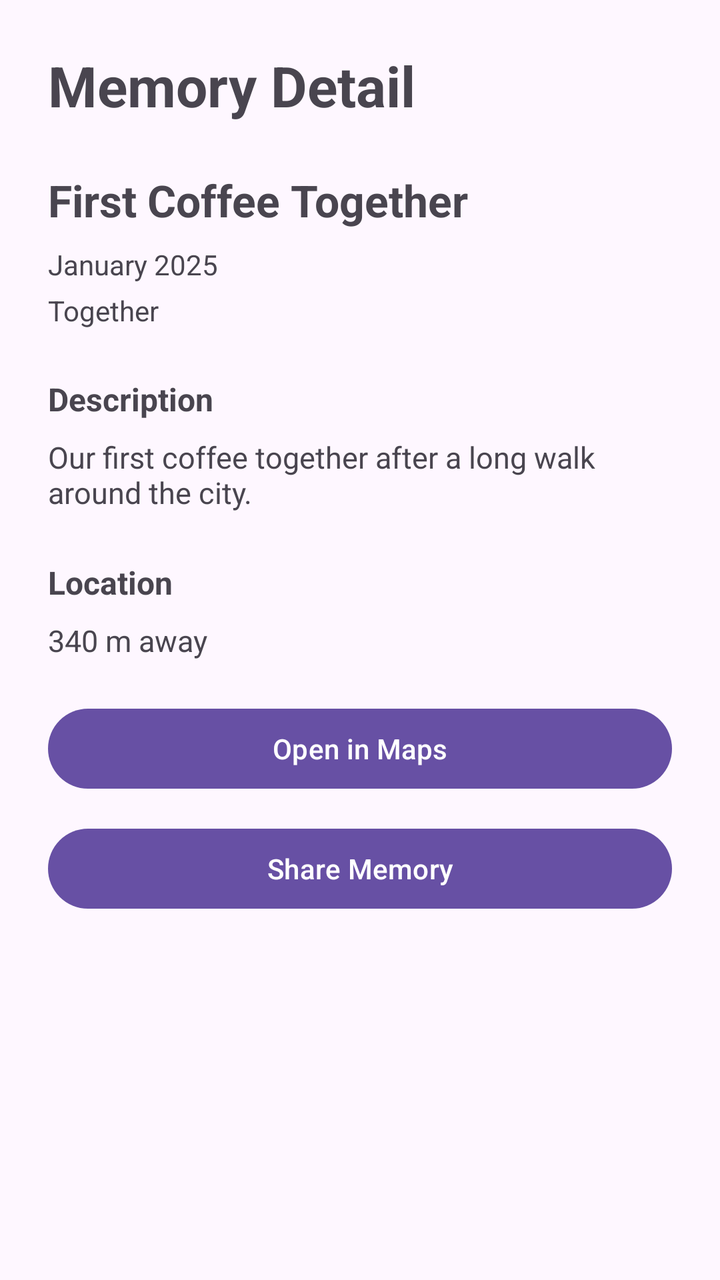
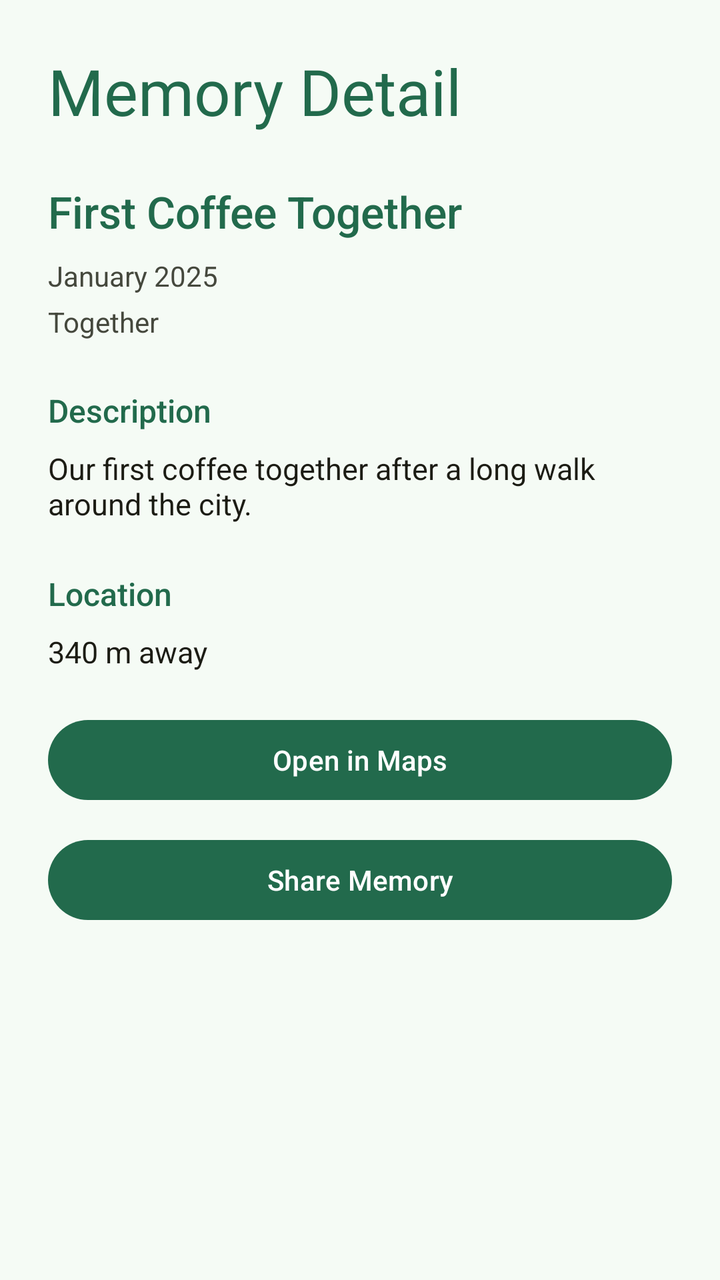

Screens rendered from an Android XML layout before and after an edit, with the pre-edit source and the edit as a unified diff.
<!-- AndroidManifest.xml: application theme Theme.MemoryLane -->
<!-- res/layout/activity_memory_detail.xml -->
<?xml version="1.0" encoding="utf-8"?>
<androidx.constraintlayout.widget.ConstraintLayout xmlns:android="http://schemas.android.com/apk/res/android"
    xmlns:app="http://schemas.android.com/apk/res-auto"
    xmlns:tools="http://schemas.android.com/tools"
    android:id="@+id/main"
    android:layout_width="match_parent"
    android:layout_height="match_parent"
    tools:context=".MemoryDetailActivity">

    <ScrollView
        android:layout_width="0dp"
        android:layout_height="0dp"
        app:layout_constraintBottom_toBottomOf="parent"
        app:layout_constraintEnd_toEndOf="parent"
        app:layout_constraintStart_toStartOf="parent"
        app:layout_constraintTop_toTopOf="parent">

        <LinearLayout
            android:layout_width="match_parent"
            android:layout_height="wrap_content"
            android:orientation="vertical"
            android:padding="24dp" >

            <TextView
                android:id="@+id/textMemoryDetailTitle"
                android:layout_width="match_parent"
                android:layout_height="wrap_content"
                android:text="Memory Detail"
                android:textSize="28sp"
                android:textStyle="bold" />

            <TextView
                android:id="@+id/textMemoryTitle"
                android:layout_width="match_parent"
                android:layout_height="wrap_content"
                android:layout_marginTop="24dp"
                android:text="First Coffee Together"
                android:textSize="22sp"
                android:textStyle="bold" />

            <TextView
                android:id="@+id/textMemoryDate"
                android:layout_width="match_parent"
                android:layout_height="wrap_content"
                android:layout_marginTop="8dp"
                android:text="January 2025"
                android:textSize="14sp" />

            <TextView
                android:id="@+id/textMemoryCategory"
                android:layout_width="match_parent"
                android:layout_height="wrap_content"
                android:layout_marginTop="4dp"
                android:text="Together"
                android:textSize="14sp" />

            <TextView
                android:id="@+id/textDescriptionLabel"
                android:layout_width="match_parent"
                android:layout_height="wrap_content"
                android:layout_marginTop="24dp"
                android:text="Description"
                android:textSize="16sp"
                android:textStyle="bold" />

            <TextView
                android:id="@+id/textMemoryDescription"
                android:layout_width="match_parent"
                android:layout_height="wrap_content"
                android:layout_marginTop="8dp"
                android:text="Our first coffee together after a long walk around the city."
                android:textSize="15sp" />

            <TextView
                android:id="@+id/textLocationLabel"
                android:layout_width="match_parent"
                android:layout_height="wrap_content"
                android:layout_marginTop="24dp"
                android:text="Location"
                android:textSize="16sp"
                android:textStyle="bold" />

            <TextView
                android:id="@+id/textMemoryDistance"
                android:layout_width="match_parent"
                android:layout_height="wrap_content"
                android:layout_marginTop="8dp"
                android:text="340 m away"
                android:textSize="15sp" />

            <Button
                android:id="@+id/buttonOpenMaps"
                android:layout_width="match_parent"
                android:layout_height="wrap_content"
                android:layout_marginTop="20dp"
                android:minHeight="48dp"
                android:text="Open in Maps" />

            <Button
                android:id="@+id/buttonShareMemory"
                android:layout_width="match_parent"
                android:layout_height="wrap_content"
                android:layout_marginTop="12dp"
                android:minHeight="48dp"
                android:text="Share Memory" />
        </LinearLayout>
    </ScrollView>
</androidx.constraintlayout.widget.ConstraintLayout>
<!-- resources referenced by this layout -->
<resources>
  <style name="Base.Theme.MemoryLane" parent="Theme.Material3.DayNight.NoActionBar">
          
          
      </style>
  <!-- unchanged entries left out for length: 1 -->
</resources>

<!-- the commit's change to res/layout/activity_memory_detail.xml (unified diff, before → after) -->
@@ -5,6 +5,7 @@
     android:id="@+id/main"
     android:layout_width="match_parent"
     android:layout_height="match_parent"
+    android:background="?android:attr/colorBackground"
     tools:context=".MemoryDetailActivity">
 
     <ScrollView
@@ -23,48 +24,48 @@
 
             <TextView
                 android:id="@+id/textMemoryDetailTitle"
+                style="@style/MemoryLaneTitle"
                 android:layout_width="match_parent"
                 android:layout_height="wrap_content"
-                android:text="Memory Detail"
-                android:textSize="28sp"
-                android:textStyle="bold" />
+                android:text="Memory Detail" />
 
             <TextView
                 android:id="@+id/textMemoryTitle"
+                style="@style/MemoryLaneSectionTitle"
                 android:layout_width="match_parent"
                 android:layout_height="wrap_content"
                 android:layout_marginTop="24dp"
                 android:text="First Coffee Together"
-                android:textSize="22sp"
-                android:textStyle="bold" />
+                android:textSize="22sp" />
 
             <TextView
                 android:id="@+id/textMemoryDate"
+                style="@style/MemoryLaneCaption"
                 android:layout_width="match_parent"
                 android:layout_height="wrap_content"
                 android:layout_marginTop="8dp"
-                android:text="January 2025"
-                android:textSize="14sp" />
+                android:text="January 2025" />
 
             <TextView
                 android:id="@+id/textMemoryCategory"
+                style="@style/MemoryLaneCaption"
                 android:layout_width="match_parent"
                 android:layout_height="wrap_content"
                 android:layout_marginTop="4dp"
-                android:text="Together"
-                android:textSize="14sp" />
+                android:text="Together" />
 
             <TextView
                 android:id="@+id/textDescriptionLabel"
+                style="@style/MemoryLaneSectionTitle"
                 android:layout_width="match_parent"
                 android:layout_height="wrap_content"
                 android:layout_marginTop="24dp"
                 android:text="Description"
-                android:textSize="16sp"
-                android:textStyle="bold" />
+                android:textSize="16sp" />
 
             <TextView
                 android:id="@+id/textMemoryDescription"
+                style="@style/MemoryLaneBody"
                 android:layout_width="match_parent"
                 android:layout_height="wrap_content"
                 android:layout_marginTop="8dp"
@@ -73,15 +74,16 @@
 
             <TextView
                 android:id="@+id/textLocationLabel"
+                style="@style/MemoryLaneSectionTitle"
                 android:layout_width="match_parent"
                 android:layout_height="wrap_content"
                 android:layout_marginTop="24dp"
                 android:text="Location"
-                android:textSize="16sp"
-                android:textStyle="bold" />
+                android:textSize="16sp" />
 
             <TextView
                 android:id="@+id/textMemoryDistance"
+                style="@style/MemoryLaneBody"
                 android:layout_width="match_parent"
                 android:layout_height="wrap_content"
                 android:layout_marginTop="8dp"
<!-- resource entries referenced after the edit -->
@@ -1,9 +1,119 @@
 <!-- resources referenced by this layout -->
 <resources>
+  <style name="MemoryLaneBody">
+          <item name="android:fontFamily">sans-serif</item>
+          <item name="android:textSize">16sp</item>
+          <item name="android:textColor">?attr/colorOnSurface</item>
+      </style>
+  <style name="MemoryLaneCaption">
+          <item name="android:fontFamily">sans-serif</item>
+          <item name="android:textSize">14sp</item>
+          <item name="android:textColor">?attr/colorOnSurfaceVariant</item>
+      </style>
+  <style name="MemoryLaneSectionTitle">
+          <item name="android:fontFamily">sans-serif-medium</item>
+          <item name="android:textSize">20sp</item>
+          <item name="android:textColor">?attr/colorPrimary</item>
+      </style>
+  <style name="MemoryLaneTitle">
+          <item name="android:fontFamily">@font/dm_serif_display</item>
+          <item name="android:textSize">32sp</item>
+          <item name="android:textColor">?attr/colorPrimary</item>
+      </style>
   <style name="Base.Theme.MemoryLane" parent="Theme.Material3.DayNight.NoActionBar">
-          
-          
+          <item name="colorPrimary">@color/md_theme_primary</item>
+          <item name="colorOnPrimary">@color/md_theme_onPrimary</item>
+          <item name="colorPrimaryContainer">@color/md_theme_primaryContainer</item>
+          <item name="colorOnPrimaryContainer">@color/md_theme_onPrimaryContainer</item>
+          <item name="colorSecondary">@color/md_theme_secondary</item>
+          <item name="colorOnSecondary">@color/md_theme_onSecondary</item>
+          <item name="colorSecondaryContainer">@color/md_theme_secondaryContainer</item>
+          <item name="colorOnSecondaryContainer">@color/md_theme_onSecondaryContainer</item>
+          <item name="colorTertiary">@color/md_theme_tertiary</item>
+          <item name="colorOnTertiary">@color/md_theme_onTertiary</item>
+          <item name="colorTertiaryContainer">@color/md_theme_tertiaryContainer</item>
+          <item name="colorOnTertiaryContainer">@color/md_theme_onTertiaryContainer</item>
+          <item name="colorError">@color/md_theme_error</item>
+          <item name="colorOnError">@color/md_theme_onError</item>
+          <item name="colorErrorContainer">@color/md_theme_errorContainer</item>
+          <item name="colorOnErrorContainer">@color/md_theme_onErrorContainer</item>
+          <item name="android:colorBackground">@color/md_theme_background</item>
+          <item name="colorOnBackground">@color/md_theme_onBackground</item>
+          <item name="colorSurface">@color/md_theme_surface</item>
+          <item name="colorOnSurface">@color/md_theme_onSurface</item>
+          <item name="colorSurfaceVariant">@color/md_theme_surfaceVariant</item>
+          <item name="colorOnSurfaceVariant">@color/md_theme_onSurfaceVariant</item>
+          <item name="colorOutline">@color/md_theme_outline</item>
+          <item name="colorOutlineVariant">@color/md_theme_outlineVariant</item>
+          <item name="colorSurfaceInverse">@color/md_theme_inverseSurface</item>
+          <item name="colorOnSurfaceInverse">@color/md_theme_inverseOnSurface</item>
+          <item name="colorPrimaryInverse">@color/md_theme_inversePrimary</item>
+          <item name="colorPrimaryFixed">@color/md_theme_primaryFixed</item>
+          <item name="colorOnPrimaryFixed">@color/md_theme_onPrimaryFixed</item>
+          <item name="colorPrimaryFixedDim">@color/md_theme_primaryFixedDim</item>
+          <item name="colorOnPrimaryFixedVariant">@color/md_theme_onPrimaryFixedVariant</item>
+          <item name="colorSecondaryFixed">@color/md_theme_secondaryFixed</item>
+          <item name="colorOnSecondaryFixed">@color/md_theme_onSecondaryFixed</item>
+          <item name="colorSecondaryFixedDim">@color/md_theme_secondaryFixedDim</item>
+          <item name="colorOnSecondaryFixedVariant">@color/md_theme_onSecondaryFixedVariant</item>
+          <item name="colorTertiaryFixed">@color/md_theme_tertiaryFixed</item>
+          <item name="colorOnTertiaryFixed">@color/md_theme_onTertiaryFixed</item>
+          <item name="colorTertiaryFixedDim">@color/md_theme_tertiaryFixedDim</item>
+          <item name="colorOnTertiaryFixedVariant">@color/md_theme_onTertiaryFixedVariant</item>
+          <item name="colorSurfaceDim">@color/md_theme_surfaceDim</item>
+          <item name="colorSurfaceBright">@color/md_theme_surfaceBright</item>
+          <item name="colorSurfaceContainerLowest">@color/md_theme_surfaceContainerLowest</item>
+          <item name="colorSurfaceContainerLow">@color/md_theme_surfaceContainerLow</item>
+          <item name="colorSurfaceContainer">@color/md_theme_surfaceContainer</item>
+          <item name="colorSurfaceContainerHigh">@color/md_theme_surfaceContainerHigh</item>
+          <item name="colorSurfaceContainerHighest">@color/md_theme_surfaceContainerHighest</item>
       </style>
+  <color name="md_theme_primary">#226A4C</color>
+  <color name="md_theme_onPrimary">#FFFFFF</color>
+  <color name="md_theme_primaryContainer">#AAF2CB</color>
+  <color name="md_theme_onPrimaryContainer">#005236</color>
+  <color name="md_theme_secondary">#2F6A43</color>
+  <color name="md_theme_onSecondary">#FFFFFF</color>
+  <color name="md_theme_secondaryContainer">#B2F1C0</color>
+  <color name="md_theme_onSecondaryContainer">#14512D</color>
+  <color name="md_theme_tertiary">#904B3E</color>
+  <color name="md_theme_onTertiary">#FFFFFF</color>
+  <color name="md_theme_tertiaryContainer">#FFDAD3</color>
+  <color name="md_theme_onTertiaryContainer">#733428</color>
+  <color name="md_theme_error">#BA1A1A</color>
+  <color name="md_theme_onError">#FFFFFF</color>
+  <color name="md_theme_errorContainer">#FFDAD6</color>
+  <color name="md_theme_onErrorContainer">#93000A</color>
+  <color name="md_theme_background">#F5FBF5</color>
+  <color name="md_theme_onBackground">#171D19</color>
+  <color name="md_theme_surface">#FDF9EC</color>
+  <color name="md_theme_onSurface">#1C1C14</color>
+  <color name="md_theme_surfaceVariant">#E1E4D5</color>
+  <color name="md_theme_onSurfaceVariant">#45483D</color>
+  <color name="md_theme_outline">#75786C</color>
+  <color name="md_theme_outlineVariant">#C5C8B9</color>
+  <color name="md_theme_inverseSurface">#323128</color>
+  <color name="md_theme_inverseOnSurface">#F5F1E3</color>
+  <color name="md_theme_inversePrimary">#8ED5B0</color>
+  <color name="md_theme_primaryFixed">#AAF2CB</color>
+  <color name="md_theme_onPrimaryFixed">#002113</color>
+  <color name="md_theme_primaryFixedDim">#8ED5B0</color>
+  <color name="md_theme_onPrimaryFixedVariant">#005236</color>
+  <color name="md_theme_secondaryFixed">#B2F1C0</color>
+  <color name="md_theme_onSecondaryFixed">#00210D</color>
+  <color name="md_theme_secondaryFixedDim">#97D5A5</color>
+  <color name="md_theme_onSecondaryFixedVariant">#14512D</color>
+  <color name="md_theme_tertiaryFixed">#FFDAD3</color>
+  <color name="md_theme_onTertiaryFixed">#3A0A04</color>
+  <color name="md_theme_tertiaryFixedDim">#FFB4A6</color>
+  <color name="md_theme_onTertiaryFixedVariant">#733428</color>
+  <color name="md_theme_surfaceDim">#DEDACD</color>
+  <color name="md_theme_surfaceBright">#FDF9EC</color>
+  <color name="md_theme_surfaceContainerLowest">#FFFFFF</color>
+  <color name="md_theme_surfaceContainerLow">#F7F4E6</color>
+  <color name="md_theme_surfaceContainer">#F2EEE0</color>
+  <color name="md_theme_surfaceContainerHigh">#ECE8DB</color>
+  <color name="md_theme_surfaceContainerHighest">#E6E2D5</color>
   <!-- unchanged entries left out for length: 1 -->
 </resources>
 
